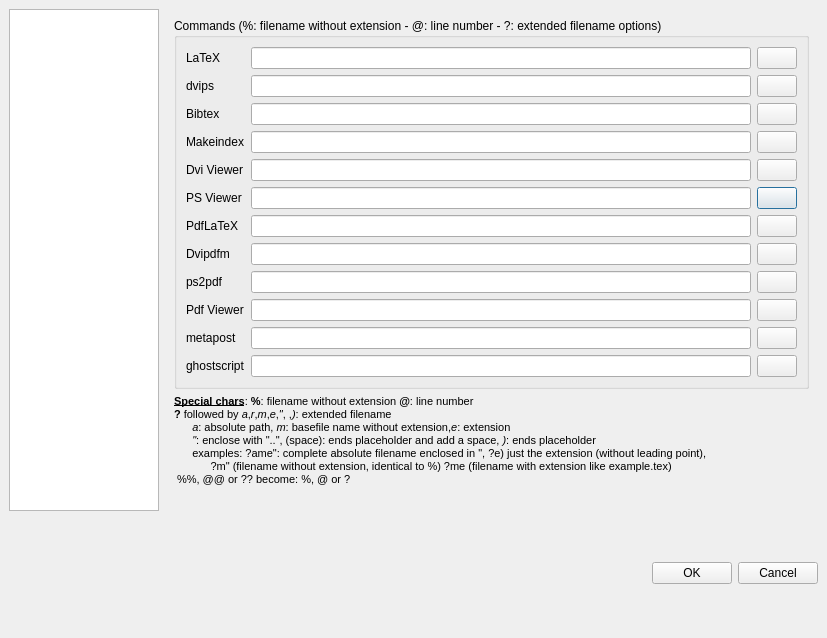
Old version of the form configdialog.ui in the repository svn2github/texstudio-trunk.
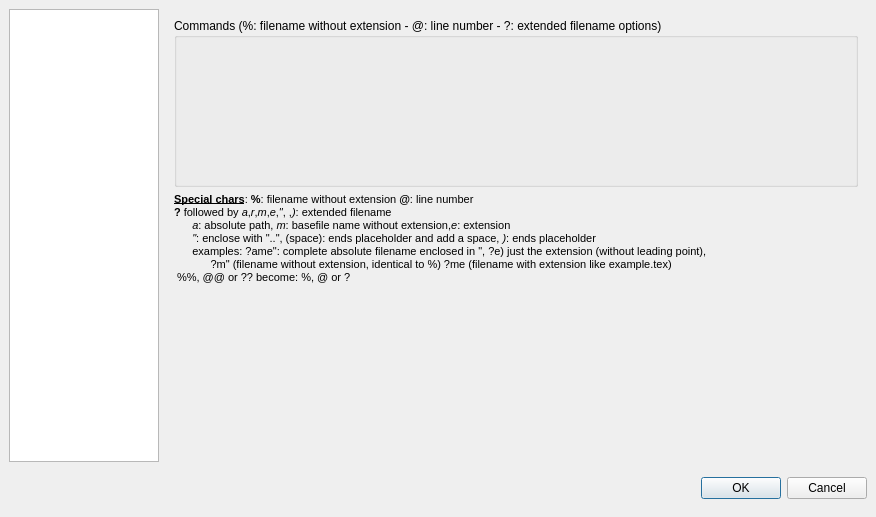
New version of the form. The open tabs and pages were chosen to show the change. Icons and pictures are not drawn.

Commit message: preview in configdialog, auto generated command line edits

Patch:
```diff
--- a/configdialog.ui
+++ b/configdialog.ui
@@ -6,8 +6,8 @@
    <rect>
     <x>0</x>
     <y>0</y>
-    <width>827</width>
-    <height>638</height>
+    <width>876</width>
+    <height>517</height>
    </rect>
   </property>
   <property name="windowTitle">
@@ -20,7 +20,100 @@
    <property name="spacing">
     <number>6</number>
    </property>
-   <item row="0" column="1">
+   <item row="2" column="0">
+    <spacer>
+     <property name="orientation">
+      <enum>Qt::Vertical</enum>
+     </property>
+     <property name="sizeType">
+      <enum>QSizePolicy::Minimum</enum>
+     </property>
+     <property name="sizeHint" stdset="0">
+      <size>
+       <width>131</width>
+       <height>40</height>
+      </size>
+     </property>
+    </spacer>
+   </item>
+   <item row="2" column="2">
+    <layout class="QHBoxLayout">
+     <property name="spacing">
+      <number>6</number>
+     </property>
+     <property name="margin">
+      <number>0</number>
+     </property>
+     <item>
+      <spacer>
+       <property name="orientation">
+        <enum>Qt::Horizontal</enum>
+       </property>
+       <property name="sizeType">
+        <enum>QSizePolicy::Minimum</enum>
+       </property>
+       <property name="sizeHint" stdset="0">
+        <size>
+         <width>407</width>
+         <height>31</height>
+        </size>
+       </property>
+      </spacer>
+     </item>
+     <item>
+      <widget class="QPushButton" name="okButton">
+       <property name="text">
+        <string>OK</string>
+       </property>
+      </widget>
+     </item>
+     <item>
+      <widget class="QPushButton" name="cancelButton">
+       <property name="text">
+        <string>Cancel</string>
+       </property>
+      </widget>
+     </item>
+    </layout>
+   </item>
+   <item row="0" column="0" rowspan="2">
+    <widget class="QListWidget" name="contentsWidget">
+     <property name="sizePolicy">
+      <sizepolicy hsizetype="Fixed" vsizetype="Expanding">
+       <horstretch>0</horstretch>
+       <verstretch>0</verstretch>
+      </sizepolicy>
+     </property>
+     <property name="minimumSize">
+      <size>
+       <width>150</width>
+       <height>442</height>
+      </size>
+     </property>
+     <property name="maximumSize">
+      <size>
+       <width>150</width>
+       <height>32000</height>
+      </size>
+     </property>
+     <property name="iconSize">
+      <size>
+       <width>96</width>
+       <height>96</height>
+      </size>
+     </property>
+     <property name="spacing">
+      <number>12</number>
+     </property>
+     <property name="viewMode">
+      <enum>QListView::IconMode</enum>
+     </property>
+     <property name="currentRow">
+      <number>-1</number>
+     </property>
+    </widget>
+   </item>
+   <item row="0" column="1" rowspan="2" colspan="2">
     <widget class="QStackedWidget" name="pagesWidget">
      <property name="sizePolicy">
       <sizepolicy hsizetype="Expanding" vsizetype="Expanding">
@@ -148,7 +241,7 @@
         <number>9</number>
        </property>
        <item>
-        <widget class="QGroupBox" name="groupBox">
+        <widget class="QGroupBox" name="groupBoxCommands">
          <property name="sizePolicy">
           <sizepolicy hsizetype="Expanding" vsizetype="Expanding">
            <horstretch>0</horstretch>
@@ -158,348 +251,6 @@
          <property name="title">
           <string>Commands (%: filename without extension - @: line number - ?: extended filename options)</string>
          </property>
-         <layout class="QGridLayout">
-          <property name="margin">
-           <number>9</number>
-          </property>
-          <property name="spacing">
-           <number>6</number>
-          </property>
-          <item row="0" column="0">
-           <layout class="QGridLayout">
-            <property name="margin">
-             <number>0</number>
-            </property>
-            <property name="spacing">
-             <number>6</number>
-            </property>
-            <item row="5" column="2">
-             <widget class="QPushButton" name="pushButtonPsviewer">
-              <property name="text">
-               <string/>
-              </property>
-              <property name="icon">
-               <iconset>
-                <normaloff>:/images/fileopen.png</normaloff>:/images/fileopen.png</iconset>
-              </property>
-              <property name="iconSize">
-               <size>
-                <width>16</width>
-                <height>16</height>
-               </size>
-              </property>
-             </widget>
-            </item>
-            <item row="3" column="1">
-             <widget class="QLineEdit" name="lineEditMakeindex"/>
-            </item>
-            <item row="11" column="1">
-             <widget class="QLineEdit" name="lineEditGhostscript"/>
-            </item>
-            <item row="10" column="1">
-             <widget class="QLineEdit" name="lineEditMetapost"/>
-            </item>
-            <item row="9" column="2">
-             <widget class="QPushButton" name="pushButtonPdfviewer">
-              <property name="text">
-               <string/>
-              </property>
-              <property name="icon">
-               <iconset>
-                <normaloff>:/images/fileopen.png</normaloff>:/images/fileopen.png</iconset>
-              </property>
-              <property name="iconSize">
-               <size>
-                <width>16</width>
-                <height>16</height>
-               </size>
-              </property>
-             </widget>
-            </item>
-            <item row="4" column="0">
-             <widget class="QLabel" name="labelDviview">
-              <property name="text">
-               <string>Dvi Viewer</string>
-              </property>
-             </widget>
-            </item>
-            <item row="5" column="0">
-             <widget class="QLabel" name="labelPsview">
-              <property name="text">
-               <string>PS Viewer</string>
-              </property>
-             </widget>
-            </item>
-            <item row="4" column="1">
-             <widget class="QLineEdit" name="lineEditDviviewer"/>
-            </item>
-            <item row="1" column="2">
-             <widget class="QPushButton" name="pushButtonDvips">
-              <property name="text">
-               <string/>
-              </property>
-              <property name="icon">
-               <iconset>
-                <normaloff>:/images/fileopen.png</normaloff>:/images/fileopen.png</iconset>
-              </property>
-              <property name="iconSize">
-               <size>
-                <width>16</width>
-                <height>16</height>
-               </size>
-              </property>
-             </widget>
-            </item>
-            <item row="9" column="1">
-             <widget class="QLineEdit" name="lineEditPdfviewer"/>
-            </item>
-            <item row="0" column="2">
-             <widget class="QPushButton" name="pushButtonLatex">
-              <property name="text">
-               <string/>
-              </property>
-              <property name="icon">
-               <iconset>
-                <normaloff>:/images/fileopen.png</normaloff>:/images/fileopen.png</iconset>
-              </property>
-              <property name="iconSize">
-               <size>
-                <width>16</width>
-                <height>16</height>
-               </size>
-              </property>
-             </widget>
-            </item>
-            <item row="10" column="2">
-             <widget class="QPushButton" name="pushButtonMetapost">
-              <property name="text">
-               <string/>
-              </property>
-              <property name="icon">
-               <iconset>
-                <normaloff>:/images/fileopen.png</normaloff>:/images/fileopen.png</iconset>
-              </property>
-              <property name="iconSize">
-               <size>
-                <width>16</width>
-                <height>16</height>
-               </size>
-              </property>
-             </widget>
-            </item>
-            <item row="6" column="1">
-             <widget class="QLineEdit" name="lineEditPdflatex"/>
-            </item>
-            <item row="8" column="1">
-             <widget class="QLineEdit" name="lineEditPs2pdf"/>
-            </item>
-            <item row="3" column="2">
-             <widget class="QPushButton" name="pushButtonMakeindex">
-              <property name="text">
-               <string/>
-              </property>
-              <property name="icon">
-               <iconset>
-                <normaloff>:/images/fileopen.png</normaloff>:/images/fileopen.png</iconset>
-              </property>
-              <property name="iconSize">
-               <size>
-                <width>16</width>
-                <height>16</height>
-               </size>
-              </property>
-             </widget>
-            </item>
-            <item row="0" column="1">
-             <widget class="QLineEdit" name="lineEditLatex"/>
-            </item>
-            <item row="8" column="2">
-             <widget class="QPushButton" name="pushButtonPs2pdf">
-              <property name="text">
-               <string/>
-              </property>
-              <property name="icon">
-               <iconset>
-                <normaloff>:/images/fileopen.png</normaloff>:/images/fileopen.png</iconset>
-              </property>
-              <property name="iconSize">
-               <size>
-                <width>16</width>
-                <height>16</height>
-               </size>
-              </property>
-             </widget>
-            </item>
-            <item row="2" column="2">
-             <widget class="QPushButton" name="pushButtonBibtex">
-              <property name="text">
-               <string/>
-              </property>
-              <property name="icon">
-               <iconset>
-                <normaloff>:/images/fileopen.png</normaloff>:/images/fileopen.png</iconset>
-              </property>
-              <property name="iconSize">
-               <size>
-                <width>16</width>
-                <height>16</height>
-               </size>
-              </property>
-             </widget>
-            </item>
-            <item row="11" column="0">
-             <widget class="QLabel" name="labelGhostscript">
-              <property name="text">
-               <string>ghostscript</string>
-              </property>
-             </widget>
-            </item>
-            <item row="5" column="1">
-             <widget class="QLineEdit" name="lineEditPsviewer"/>
-            </item>
-            <item row="2" column="0">
-             <widget class="QLabel" name="labelBibtex">
-              <property name="text">
-               <string>Bibtex</string>
-              </property>
-             </widget>
-            </item>
-            <item row="7" column="0">
-             <widget class="QLabel" name="labelDvipdfm">
-              <property name="text">
-               <string>Dvipdfm</string>
-              </property>
-             </widget>
-            </item>
-            <item row="6" column="0">
-             <widget class="QLabel" name="labelPdflatex">
-              <property name="text">
-               <string>PdfLaTeX</string>
-              </property>
-             </widget>
-            </item>
-            <item row="2" column="1">
-             <widget class="QLineEdit" name="lineEditBibtex"/>
-            </item>
-            <item row="3" column="0">
-             <widget class="QLabel" name="labelMakeindex">
-              <property name="text">
-               <string>Makeindex</string>
-              </property>
-             </widget>
-            </item>
-            <item row="8" column="0">
-             <widget class="QLabel" name="labelPs2pdf">
-              <property name="text">
-               <string>ps2pdf</string>
-              </property>
-             </widget>
-            </item>
-            <item row="7" column="2">
-             <widget class="QPushButton" name="pushButtonDvipdfm">
-              <property name="text">
-               <string/>
-              </property>
-              <property name="icon">
-               <iconset>
-                <normaloff>:/images/fileopen.png</normaloff>:/images/fileopen.png</iconset>
-              </property>
-              <property name="iconSize">
-               <size>
-                <width>16</width>
-                <height>16</height>
-               </size>
-              </property>
-             </widget>
-            </item>
-            <item row="9" column="0">
-             <widget class="QLabel" name="labelPdfview">
-              <property name="text">
-               <string>Pdf Viewer</string>
-              </property>
-             </widget>
-            </item>
-            <item row="10" column="0">
-             <widget class="QLabel" name="labelMetapost">
-              <property name="text">
-               <string>metapost</string>
-              </property>
-             </widget>
-            </item>
-            <item row="7" column="1">
-             <widget class="QLineEdit" name="lineEditDvipdfm"/>
-            </item>
-            <item row="0" column="0">
-             <widget class="QLabel" name="labelLatex">
-              <property name="text">
-               <string>LaTeX</string>
-              </property>
-             </widget>
-            </item>
-            <item row="11" column="2">
-             <widget class="QPushButton" name="pushButtonGhostscript">
-              <property name="text">
-               <string/>
-              </property>
-              <property name="icon">
-               <iconset>
-                <normaloff>:/images/fileopen.png</normaloff>:/images/fileopen.png</iconset>
-              </property>
-              <property name="iconSize">
-               <size>
-                <width>16</width>
-                <height>16</height>
-               </size>
-              </property>
-             </widget>
-            </item>
-            <item row="4" column="2">
-             <widget class="QPushButton" name="pushButtonDviviewer">
-              <property name="text">
-               <string/>
-              </property>
-              <property name="icon">
-               <iconset>
-                <normaloff>:/images/fileopen.png</normaloff>:/images/fileopen.png</iconset>
-              </property>
-              <property name="iconSize">
-               <size>
-                <width>16</width>
-                <height>16</height>
-               </size>
-              </property>
-             </widget>
-            </item>
-            <item row="1" column="0">
-             <widget class="QLabel" name="labelDvips">
-              <property name="text">
-               <string>dvips</string>
-              </property>
-             </widget>
-            </item>
-            <item row="1" column="1">
-             <widget class="QLineEdit" name="lineEditDvips"/>
-            </item>
-            <item row="6" column="2">
-             <widget class="QPushButton" name="pushButtonPdflatex">
-              <property name="text">
-               <string/>
-              </property>
-              <property name="icon">
-               <iconset>
-                <normaloff>:/images/fileopen.png</normaloff>:/images/fileopen.png</iconset>
-              </property>
-              <property name="iconSize">
-               <size>
-                <width>16</width>
-                <height>16</height>
-               </size>
-              </property>
-             </widget>
-            </item>
-           </layout>
-          </item>
-         </layout>
         </widget>
        </item>
        <item>
@@ -967,93 +718,6 @@
      </widget>
     </widget>
    </item>
-   <item row="1" column="0">
-    <spacer>
-     <property name="orientation">
-      <enum>Qt::Vertical</enum>
-     </property>
-     <property name="sizeHint" stdset="0">
-      <size>
-       <width>131</width>
-       <height>40</height>
-      </size>
-     </property>
-    </spacer>
-   </item>
-   <item row="1" column="1">
-    <layout class="QHBoxLayout">
-     <property name="spacing">
-      <number>6</number>
-     </property>
-     <property name="margin">
-      <number>0</number>
-     </property>
-     <item>
-      <spacer>
-       <property name="orientation">
-        <enum>Qt::Horizontal</enum>
-       </property>
-       <property name="sizeHint" stdset="0">
-        <size>
-         <width>407</width>
-         <height>31</height>
-        </size>
-       </property>
-      </spacer>
-     </item>
-     <item>
-      <widget class="QPushButton" name="okButton">
-       <property name="text">
-        <string>OK</string>
-       </property>
-      </widget>
-     </item>
-     <item>
-      <widget class="QPushButton" name="cancelButton">
-       <property name="text">
-        <string>Cancel</string>
-       </property>
-      </widget>
-     </item>
-    </layout>
-   </item>
-   <item row="0" column="0">
-    <widget class="QListWidget" name="contentsWidget">
-     <property name="sizePolicy">
-      <sizepolicy hsizetype="Fixed" vsizetype="Expanding">
-       <horstretch>0</horstretch>
-       <verstretch>0</verstretch>
-      </sizepolicy>
-     </property>
-     <property name="minimumSize">
-      <size>
-       <width>150</width>
-       <height>442</height>
-      </size>
-     </property>
-     <property name="maximumSize">
-      <size>
-       <width>150</width>
-       <height>32000</height>
-      </size>
-     </property>
-     <property name="iconSize">
-      <size>
-       <width>96</width>
-       <height>96</height>
-      </size>
-     </property>
-     <property name="spacing">
-      <number>12</number>
-     </property>
-     <property name="viewMode">
-      <enum>QListView::IconMode</enum>
-     </property>
-     <property name="currentRow">
-      <number>-1</number>
-     </property>
-    </widget>
-   </item>
   </layout>
  </widget>
  <tabstops>
```
Left out of the diff: 212 changed lines with no effect on the pictures. The commit also changes 9 other files.
